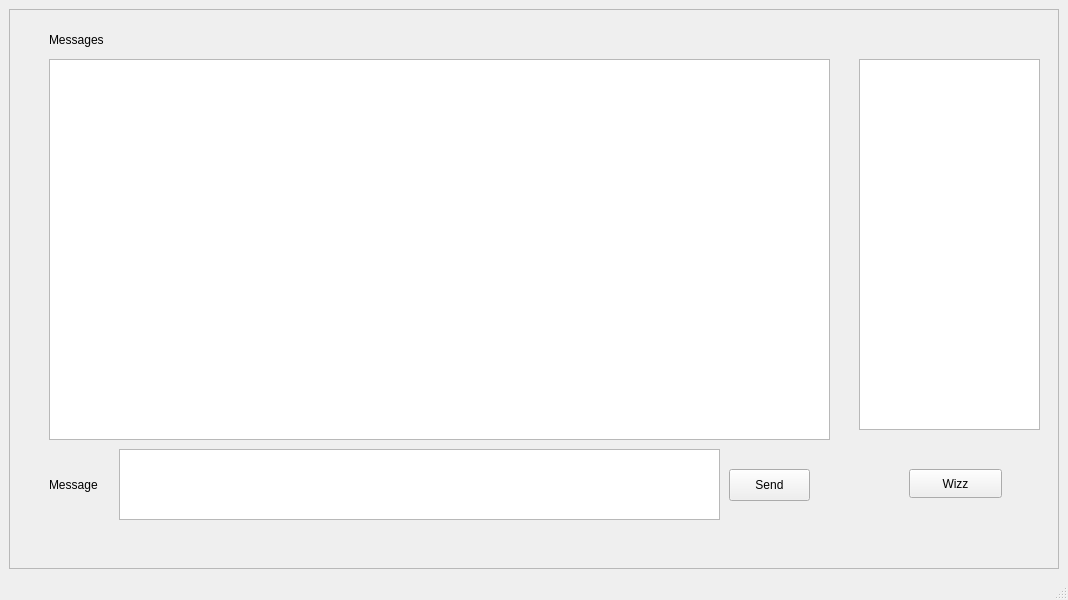
This is Client/UIFiles/MainWindow.ui in oussema-fatnassi/CPPRT as Qt 5 draws it before an edit. The edited form follows.
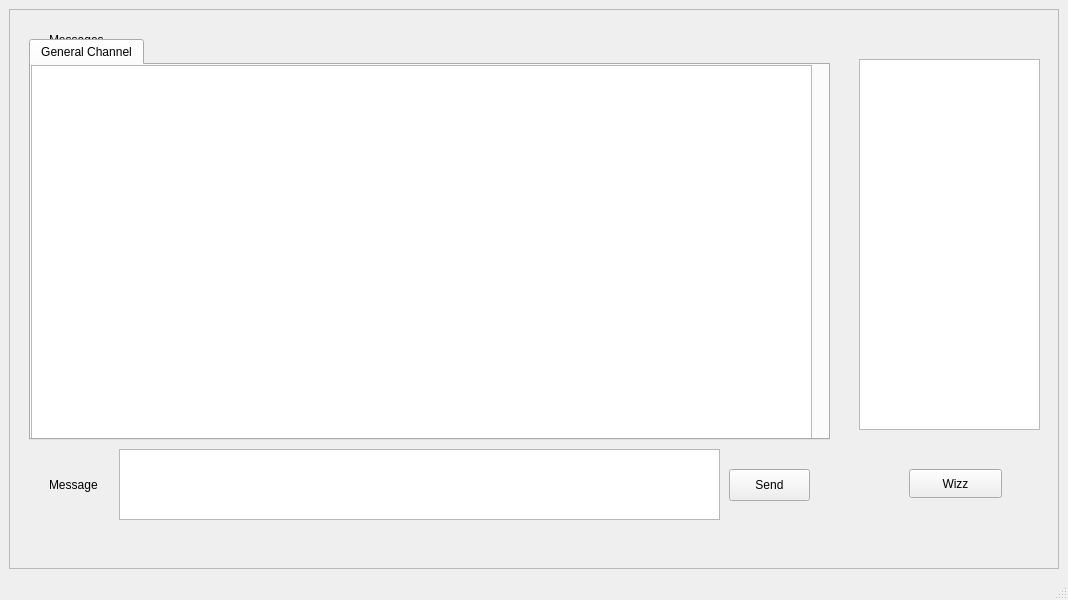
This is the edited form.

Commit message: [feat] add tab system ui for the DMs

```diff
--- a/Client/UIFiles/MainWindow.ui
+++ b/Client/UIFiles/MainWindow.ui
@@ -95,11 +95,33 @@
         </rect>
        </property>
       </widget>
+      <widget class="QTabWidget" name="tabWidget">
+       <property name="geometry">
+        <rect>
+         <x>20</x>
+         <y>30</y>
+         <width>801</width>
+         <height>401</height>
+        </rect>
+       </property>
+       <property name="tabPosition">
+        <enum>QTabWidget::TabPosition::North</enum>
+       </property>
+       <property name="tabShape">
+        <enum>QTabWidget::TabShape::Rounded</enum>
+       </property>
+       <property name="currentIndex">
+        <number>0</number>
+       </property>
+       <widget class="QWidget" name="tab">
+        <attribute name="title">
+         <string>General Channel</string>
+        </attribute>
       <widget class="QListView" name="listView">
        <property name="geometry">
         <rect>
-         <x>40</x>
-         <y>50</y>
+           <x>0</x>
+           <y>0</y>
          <width>781</width>
          <height>381</height>
         </rect>
@@ -118,6 +140,8 @@
        </property>
       </widget>
      </widget>
+      </widget>
+     </widget>
     </item>
    </layout>
   </widget>
```
Left out of the diff: 2 changed lines with no effect on the pictures. Lines whose indentation alone changed are shown as unchanged. The commit also changes 1 other file.
